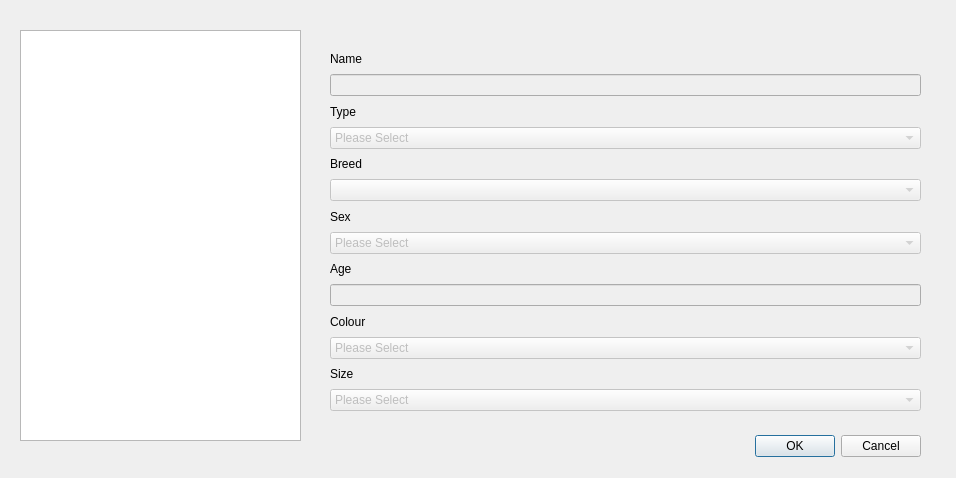
First picture: the form in guitest/viewanimals.ui, repository cameronhawtin/Animal-Farm-cuACS, before the edit.
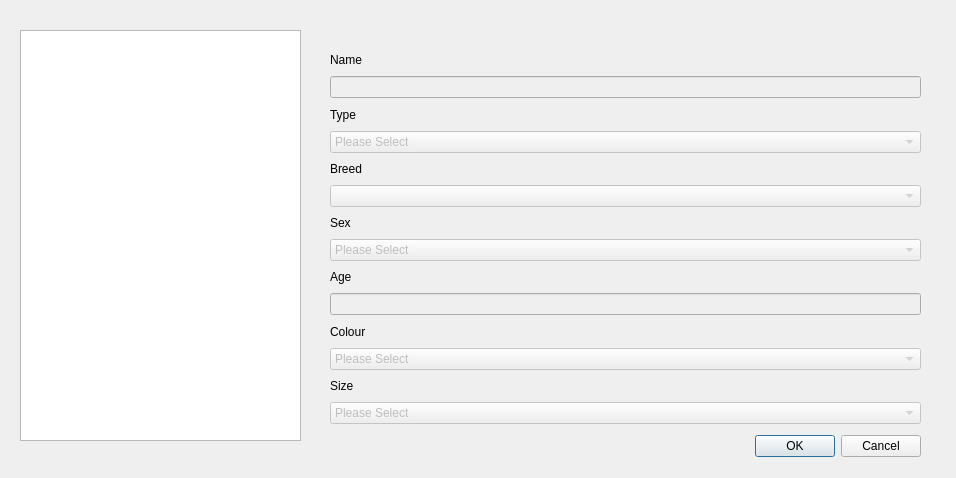
Second picture: the form after the edit.

Commit message: ok and cancel buttons now work

Diff of the .ui file:
```diff
--- a/guitest/viewanimals.ui
+++ b/guitest/viewanimals.ui
@@ -45,7 +45,7 @@
      <x>330</x>
      <y>50</y>
      <width>591</width>
-     <height>361</height>
+     <height>374</height>
     </rect>
    </property>
    <layout class="QVBoxLayout" name="verticalLayout_2">
```
Left out of the diff: 35 changed lines with no effect on the pictures.
